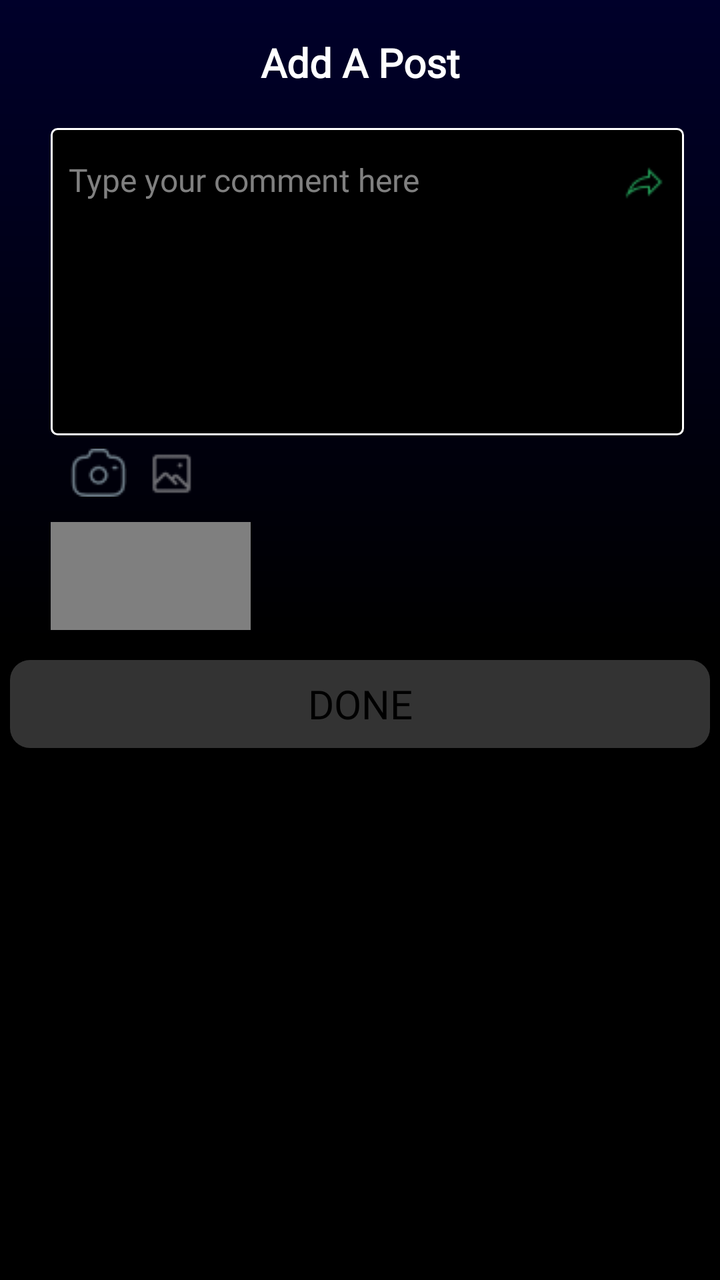
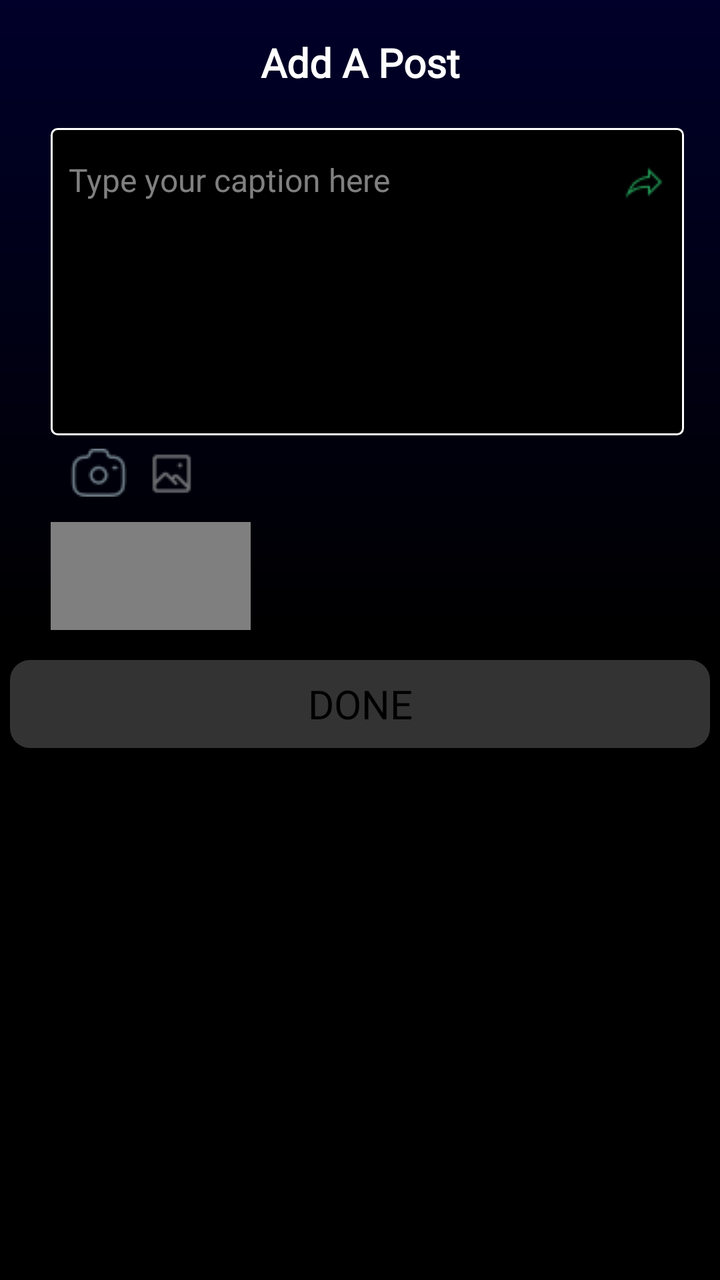

An Android layout rendered at two revisions. The XML below is the earlier revision; the diff shows what the commit changed to produce the second picture.
<!-- AndroidManifest.xml: application theme Theme.Pruvve -->
<!-- res/layout/activity_cutom_gallery.xml -->
<?xml version="1.0" encoding="utf-8"?>
<androidx.constraintlayout.widget.ConstraintLayout xmlns:android="http://schemas.android.com/apk/res/android"
    xmlns:app="http://schemas.android.com/apk/res-auto"
    xmlns:tools="http://schemas.android.com/tools"
    android:id="@+id/clGallery"
    android:layout_width="match_parent"
    android:layout_height="match_parent"
    android:background="@drawable/pitch_background"
    tools:context=".CustomGallery">

        <TextView
            android:layout_width="match_parent"
            android:layout_height="wrap_content"
            android:fontFamily="@font/my_exo"
            android:gravity="center"
            android:text="Add A Post"
            android:textColor="@color/white"
            android:textSize="20sp"
            android:textStyle="bold"
            app:layout_constraintEnd_toEndOf="parent"
            app:layout_constraintStart_toStartOf="parent"
            app:layout_constraintTop_toTopOf="@+id/guideline336"
            tools:ignore="HardcodedText" />

        <LinearLayout
            android:layout_width="0dp"
            android:layout_height="0dp"
            android:background="@drawable/search_background4"
            android:orientation="horizontal"
            app:layout_constraintBottom_toTopOf="@+id/guideline331"
            app:layout_constraintEnd_toStartOf="@+id/guideline328"
            app:layout_constraintStart_toStartOf="@+id/guideline329"
            app:layout_constraintTop_toTopOf="@+id/guideline321">

                <EditText
                    android:id="@+id/etAddMediaCaption"
                    android:layout_width="match_parent"
                    android:layout_height="match_parent"
                    android:layout_margin="5dp"
                    android:layout_weight="1"
                    android:autofillHints="none"
                    android:fontFamily="@font/my_exo"
                    android:gravity="start"
                    android:hint="Type your comment here"
                    android:inputType="text"
                    android:textColor="@color/white"
                    android:textColorHint="@color/gray"
                    android:textSize="16sp"
                    tools:ignore="HardcodedText" />

                <ImageView
                    android:layout_width="match_parent"
                    android:layout_height="wrap_content"
                    android:layout_marginTop="15dp"
                    android:layout_marginEnd="5dp"
                    android:layout_weight="8"
                    android:src="@drawable/send_icon"
                    tools:ignore="ContentDescription" />

        </LinearLayout>

        <LinearLayout
            android:id="@+id/linearLayout12"
            android:layout_width="0dp"
            android:layout_height="wrap_content"
            android:layout_margin="5dp"
            android:orientation="horizontal"
            app:layout_constraintBottom_toTopOf="@+id/guideline337"
            app:layout_constraintEnd_toStartOf="@+id/guideline328"
            app:layout_constraintStart_toStartOf="@+id/guideline329"
            app:layout_constraintTop_toTopOf="@+id/guideline331">

                <ImageView
                    android:id="@+id/imvOpenCamera"
                    android:layout_width="wrap_content"
                    android:layout_height="wrap_content"
                    android:layout_margin="5dp"
                    android:src="@drawable/camera_icon"
                    tools:ignore="ContentDescription" />

                <ImageView
                    android:id="@+id/imvOpenGallery"
                    android:layout_width="wrap_content"
                    android:layout_height="wrap_content"
                    android:layout_margin="5dp"
                    android:layout_marginBottom="5dp"
                    android:src="@drawable/gallery_icon"
                    tools:ignore="ContentDescription" />

        </LinearLayout>

        <ImageView
            android:id="@+id/wvGalleryPic1"
            android:layout_width="100dp"
            android:layout_height="0dp"
            android:layout_marginTop="5dp"
            android:layout_marginBottom="5dp"
            android:layout_weight="1"
            android:scaleType="centerCrop"
            app:layout_constraintBottom_toTopOf="@+id/guideline338"
            app:layout_constraintStart_toStartOf="@+id/guideline329"
            app:layout_constraintTop_toTopOf="@+id/guideline337"
            tools:ignore="ContentDescription" />

        <VideoView
            android:id="@+id/videoView"
            android:layout_width="100dp"
            android:layout_height="0dp"
            android:layout_marginTop="5dp"
            android:layout_marginBottom="5dp"
            android:layout_weight="1"
            app:layout_constraintBottom_toTopOf="@+id/guideline338"
            app:layout_constraintStart_toStartOf="@+id/guideline329"
            app:layout_constraintTop_toTopOf="@+id/guideline337"/>

        <Button
            android:id="@+id/btnAddMedia"
            android:layout_width="350dp"
            android:layout_height="0dp"
            android:layout_margin="10dp"
            android:background="@drawable/disabled_button"
            android:fontFamily="@font/poppins_bold"
            android:text="Done"
            android:textColor="@color/black"
            android:textSize="20sp"
            app:layout_constraintBottom_toTopOf="@+id/guideline320"
            app:layout_constraintEnd_toEndOf="parent"
            app:layout_constraintHorizontal_bias="0.491"
            app:layout_constraintStart_toStartOf="parent"
            app:layout_constraintTop_toTopOf="@+id/guideline338"
            app:layout_constraintVertical_bias="0.0"
            tools:ignore="HardcodedText" />

        <androidx.constraintlayout.widget.Guideline
            android:id="@+id/guideline318"
            android:layout_width="wrap_content"
            android:layout_height="wrap_content"
            android:orientation="vertical"
            app:layout_constraintGuide_percent="0.85" />

        <androidx.constraintlayout.widget.Guideline
            android:id="@+id/guideline319"
            android:layout_width="wrap_content"
            android:layout_height="wrap_content"
            android:orientation="vertical"
            app:layout_constraintGuide_percent="0.12" />

        <androidx.constraintlayout.widget.Guideline
            android:id="@+id/guideline320"
            android:layout_width="wrap_content"
            android:layout_height="wrap_content"
            android:orientation="horizontal"
            app:layout_constraintGuide_percent="0.6" />

        <androidx.constraintlayout.widget.Guideline
            android:id="@+id/guideline321"
            android:layout_width="wrap_content"
            android:layout_height="wrap_content"
            android:orientation="horizontal"
            app:layout_constraintGuide_percent="0.1" />

        <androidx.constraintlayout.widget.Guideline
            android:id="@+id/guideline328"
            android:layout_width="wrap_content"
            android:layout_height="wrap_content"
            android:orientation="vertical"
            app:layout_constraintGuide_percent="0.95" />

        <androidx.constraintlayout.widget.Guideline
            android:id="@+id/guideline329"
            android:layout_width="wrap_content"
            android:layout_height="wrap_content"
            android:orientation="vertical"
            app:layout_constraintGuide_percent="0.07" />

        <androidx.constraintlayout.widget.Guideline
            android:id="@+id/guideline331"
            android:layout_width="wrap_content"
            android:layout_height="wrap_content"
            android:orientation="horizontal"
            app:layout_constraintGuide_percent="0.34" />

        <androidx.constraintlayout.widget.Guideline
            android:id="@+id/guideline336"
            android:layout_width="wrap_content"
            android:layout_height="wrap_content"
            android:orientation="horizontal"
            app:layout_constraintGuide_percent="0.027359782" />

        <androidx.constraintlayout.widget.Guideline
            android:id="@+id/guideline337"
            android:layout_width="wrap_content"
            android:layout_height="wrap_content"
            android:orientation="horizontal"
            app:layout_constraintGuide_percent="0.4" />

        <androidx.constraintlayout.widget.Guideline
            android:id="@+id/guideline338"
            android:layout_width="wrap_content"
            android:layout_height="wrap_content"
            android:orientation="horizontal"
            app:layout_constraintGuide_percent="0.5" />
</androidx.constraintlayout.widget.ConstraintLayout>
<!-- resources referenced by this layout -->
<resources>
  <color name="black">#FF000000</color>
  <color name="gray">#808080</color>
  <color name="white">#FFFFFFFF</color>
  <!-- drawable camera_icon: png bitmap (drawable, 905 bytes) -->
  <!-- drawable disabled_button (drawable) -->
  <?xml version="1.0" encoding="utf-8"?>
  <shape
      xmlns:android="http://schemas.android.com/apk/res/android"
      android:shape="rectangle">
      <solid
          android:color="@color/dark_gray"/>
      <corners
          android:radius="10dp"/>
  </shape>
  <!-- drawable gallery_icon: png bitmap (drawable, 413 bytes) -->
  <!-- drawable pitch_background (drawable) -->
  <?xml version="1.0" encoding="utf-8"?>
  <shape
      xmlns:android="http://schemas.android.com/apk/res/android"
      android:shape="rectangle">
      <gradient android:startColor="@color/black"
          android:endColor="#00002A"
          android:angle="90"
          android:type="linear"
          android:centerColor="@color/black"/>
  
  </shape>
  <!-- drawable search_background4 (drawable) -->
  <?xml version="1.0" encoding="utf-8"?>
  <shape xmlns:android="http://schemas.android.com/apk/res/android"
      android:shape="rectangle">
      <corners android:radius="3dp"/>
      <stroke android:width="1dp"
          android:color="@color/white"/>
      <solid
          android:color="@color/black"/>
  </shape>
  <!-- drawable send_icon: png bitmap (drawable, 459 bytes) -->
  <style name="Theme.Pruvve" parent="Theme.AppCompat.DayNight.DarkActionBar" />
  <color name="dark_gray">#333333</color>
</resources>

<!-- the commit's change to res/layout/activity_cutom_gallery.xml (unified diff, before → after) -->
@@ -41,7 +41,7 @@
                     android:autofillHints="none"
                     android:fontFamily="@font/my_exo"
                     android:gravity="start"
-                    android:hint="Type your comment here"
+                    android:hint="Type your caption here"
                     android:inputType="text"
                     android:textColor="@color/white"
                     android:textColorHint="@color/gray"
